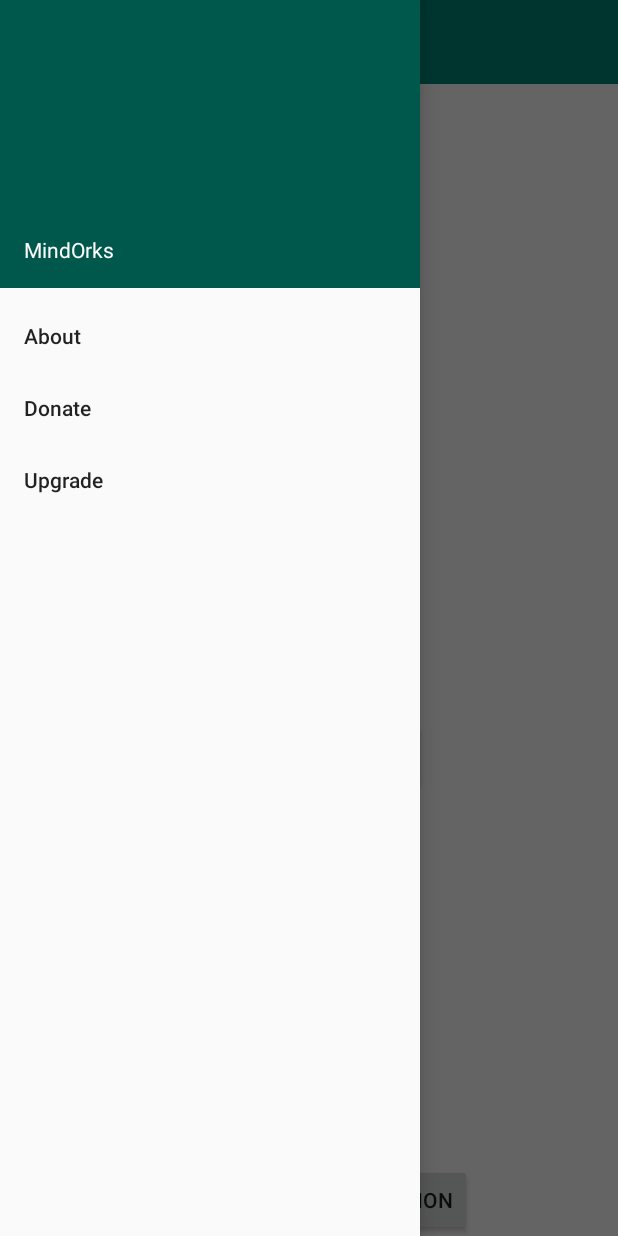
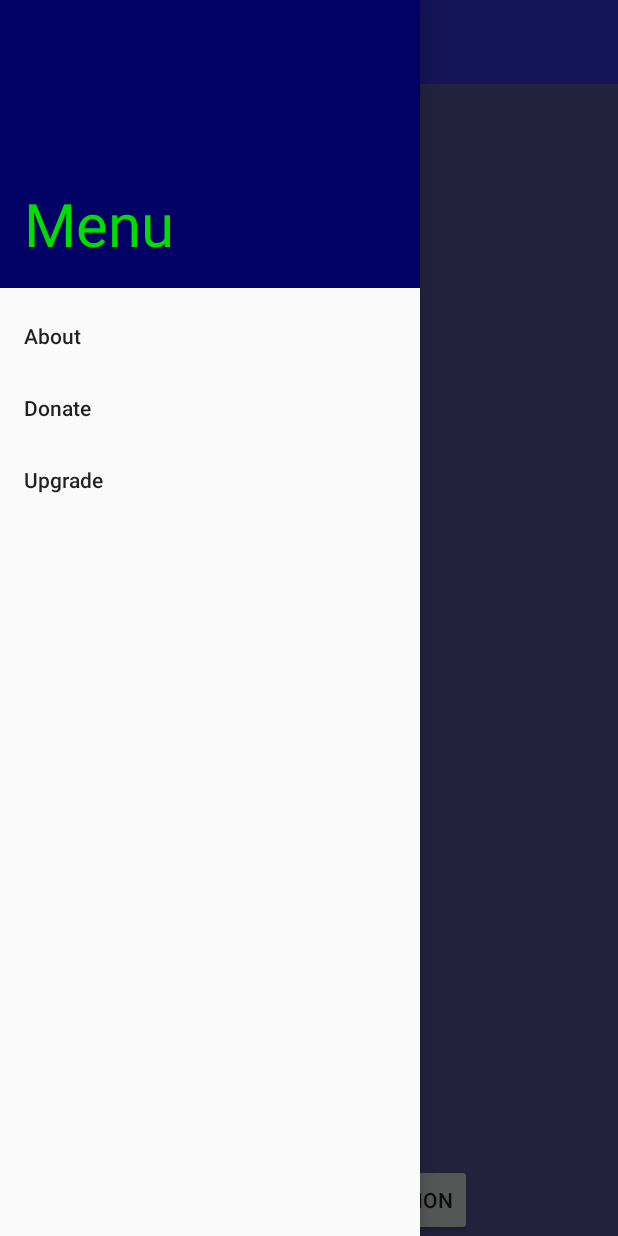
Before and after one commit to lambnathan/PixE, an Android app: the screen it shows after launch (MainActivity), with the side drawer open, on a phone screen of 412 x 824 dp. Run offline under Robolectric (Android 15) with nearby library versions, the phone set to English and light mode, and no system bars.

Commit message:
changed look, added about fragment layout

```diff
--- a/app/src/main/res/layout/activity_main.xml
+++ b/app/src/main/res/layout/activity_main.xml
@@ -10,7 +10,8 @@
     <FrameLayout
         android:id="@+id/content_frame"
         android:layout_width="match_parent"
-        android:layout_height="match_parent">
+        android:layout_height="match_parent"
+        android:background="@color/colorBackground">
 
         <androidx.appcompat.widget.Toolbar
             android:id="@+id/toolbar"
--- a/app/src/main/res/layout/nav_header.xml
+++ b/app/src/main/res/layout/nav_header.xml
@@ -10,6 +10,7 @@
     <TextView
         android:layout_width="match_parent"
         android:layout_height="wrap_content"
-        android:text="MindOrks"
-        android:textAppearance="@style/TextAppearance.AppCompat.Body1" />
+        android:text="Menu"
+        android:textColor="@color/colorAccent"
+        android:textSize="18pt"/>
     </LinearLayout>
--- a/app/src/main/res/menu/drawer_view.xml
+++ b/app/src/main/res/menu/drawer_view.xml
@@ -9,5 +9,4 @@
     <item
         android:id="@+id/upgrade_button"
         android:title="@string/upgrade_label"/>
-
 </menu>
--- a/app/src/main/res/values/colors.xml
+++ b/app/src/main/res/values/colors.xml
@@ -1,6 +1,8 @@
 <?xml version="1.0" encoding="utf-8"?>
 <resources>
-    <color name="colorPrimary">#008577</color>
-    <color name="colorPrimaryDark">#00574B</color>
-    <color name="colorAccent">#D81B60</color>
+    <color name="colorPrimary">#3333dd</color>
+    <color name="colorPrimaryDark">#000065</color>
+    <color name="colorAccent">#00dd00</color>
+    <color name="colorAccentSecondary">#009900</color>
+    <color name="colorBackground">#555599</color>
 </resources>
--- a/app/src/main/res/values/strings.xml
+++ b/app/src/main/res/values/strings.xml
@@ -8,4 +8,5 @@
     <string name="generate_label">Generate</string>
     <string name="algorithm_label">Algorithm</string>
     <string name="orientation_label">Orientation</string>
+    <string name="about_string">Image Accident has a long, proud history starting in January 2020. We develop wholesome, nutritious apps using only the finest hand-picked bits. Check out our donate page to give us a hand!</string>
 </resources>
```
Also changed, not shown: app/src/main/res/layout/fragment_about.xml (added, +25 -0 lines), 1 other file.
